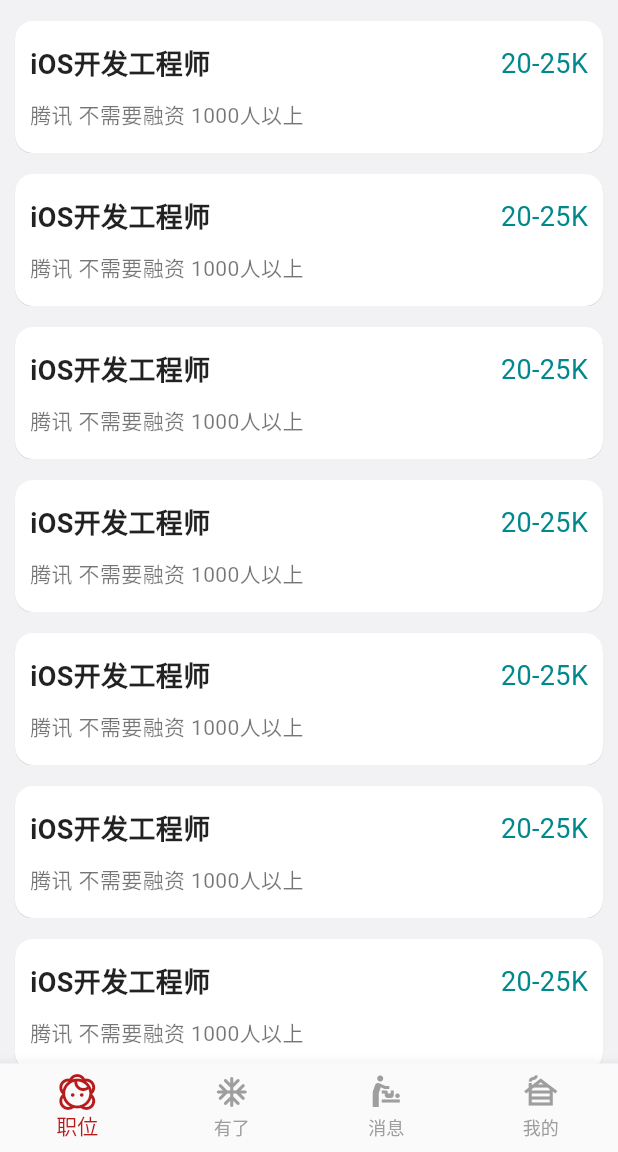
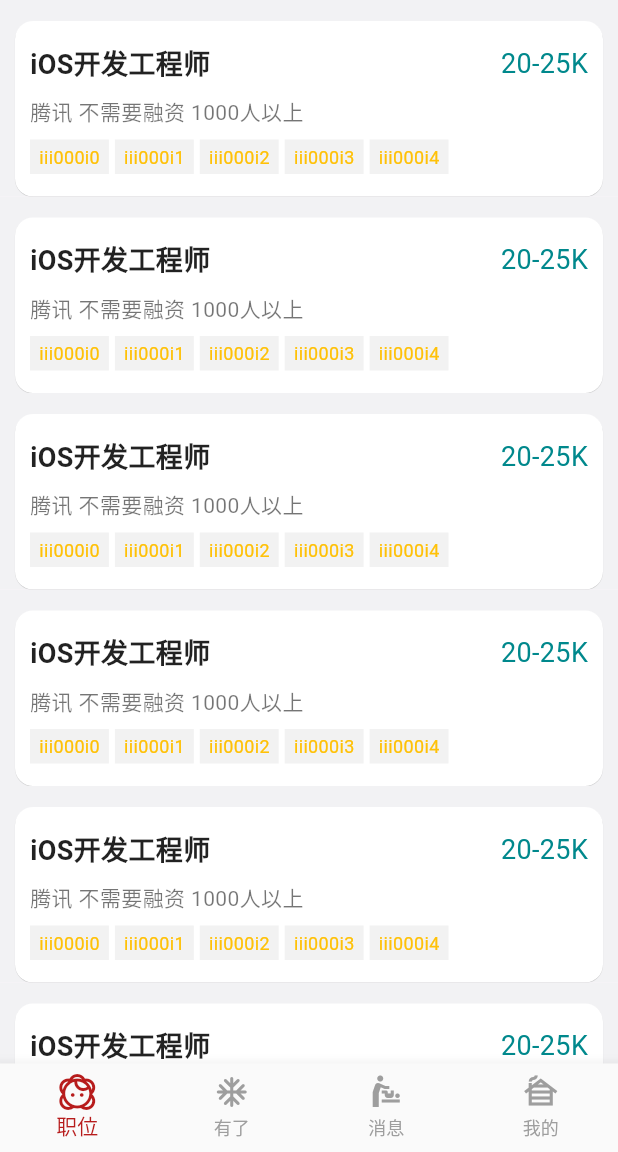
Before and after one commit to BHLinuxKernelSIG/BossZP_Flutter, a Flutter app: the screen it shows after launch, on a phone screen of 412 x 824 dp, the part 84-1236 px from its top. Run offline on Flutter 3.47's test engine with Material 2 defaults, Android fonts, the phone set to English and light mode, and no system bars.

Commit message:
Update posotion_list_widget.dart

```diff
--- a/lib/ui/posotion_list_widget.dart
+++ b/lib/ui/posotion_list_widget.dart
@@ -46,11 +46,28 @@ class PositionListWidget extends StatelessWidget {
                           )
                         ],
                       ),
-                      SizedBox(height: 10),
+                      SizedBox(height: 8),
                       Text(
                         "腾讯 不需要融资 1000人以上",
                         style: TextStyle(fontSize: 14, color: Colors.black54),
                       ),
+                      SizedBox(height: 8),
+                      Wrap(
+                        direction: Axis.horizontal,
+                        children: [
+                          for (int i = 0; i < 5; i++)
+                            Container(
+                              color: Color(0xFFF2F2F2),
+                              margin: EdgeInsets.fromLTRB(0, 0, 4, 0),
+                              padding: EdgeInsets.fromLTRB(6, 3, 6, 3),
+                              child: Text(
+                                "iii000i$i",
+                                style: TextStyle(
+                                    color: Colors.amber, fontSize: 12),
+                              ),
+                            )
+                        ],
+                      )
                     ],
                   ),
                 ),
```
